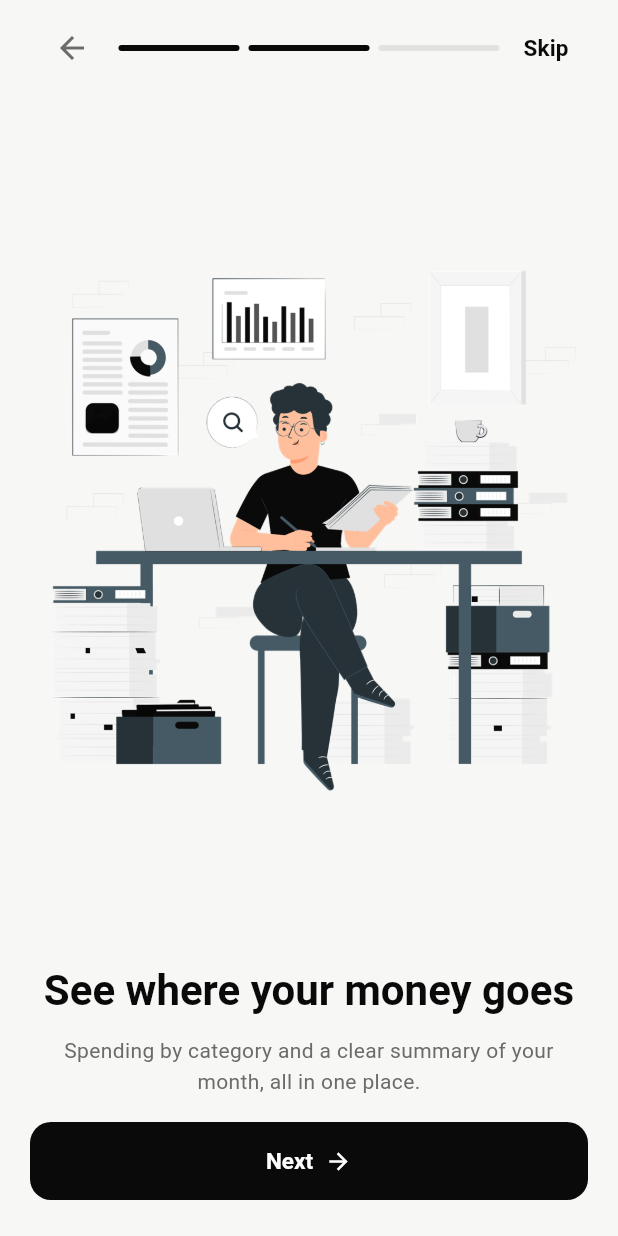
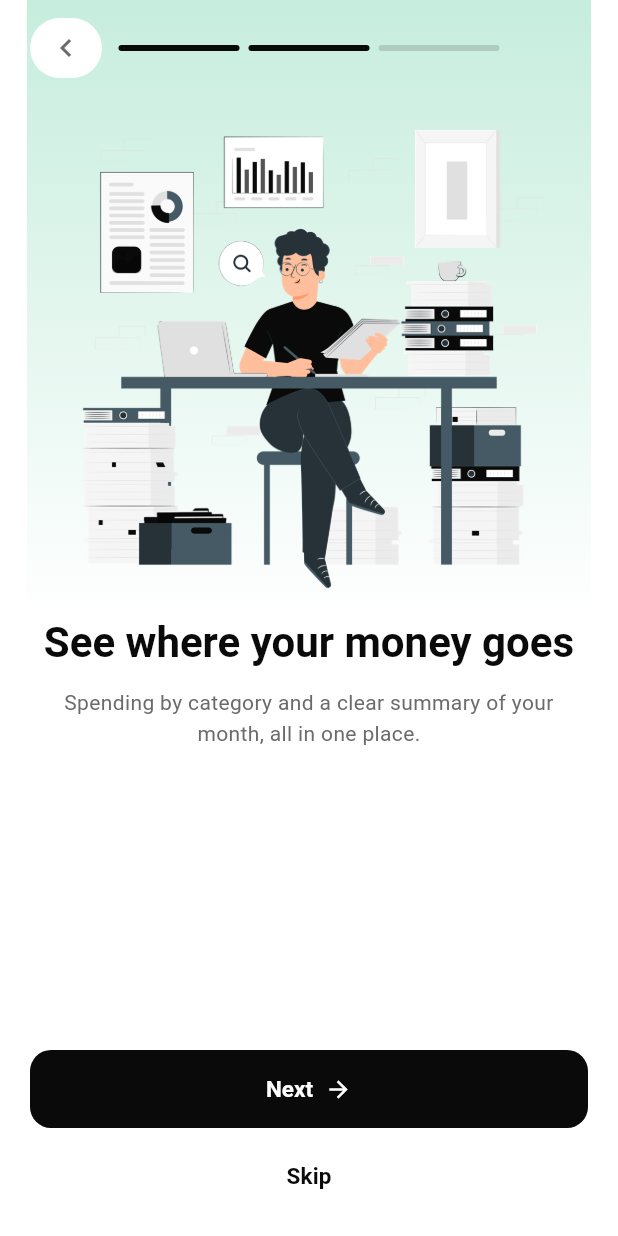
Before and after one commit to Bornmajor/smart_expense_tracker, a Flutter app: the OnboardingPage screen opened by its route, swiped to page 2, on a phone screen of 412 x 824 dp. Run offline on Flutter 3.47's test engine with Material 3 defaults, Android fonts, the phone set to English and light mode, and no system bars; our stand-ins replace drift, drift_flutter, equatable, flutter_bloc, go_router, local_auth and 1 more; accounts and stored records are empty; generated files the repository leaves out were written again.

Commit message:
feat: redesign onboarding with gradients and a 50/50 layout
- Give each onboarding slide its own gradient (peach, mint, lavender, with
  darker tints for dark mode) that fades into the page
- Split each slide evenly between the illustration and the text, growing the
  text area when it needs more room so it never runs under the buttons
- Move Skip below Next as a secondary text button
- Make the progress bar's unfilled color translucent so it reads on any tint
- Fix the welcome screen overflowing on short phones
- Add layout tests for the split, gradients, buttons and small screens

```diff
--- a/lib/features/onboarding/presentation/onboarding_slides.dart
+++ b/lib/features/onboarding/presentation/onboarding_slides.dart
@@ -1,13 +1,24 @@
+import 'package:flutter/material.dart';
+
 class OnboardingSlide {
   const OnboardingSlide({
     required this.title,
     required this.description,
     required this.image,
+    required this.lightTint,
+    required this.darkTint,
   });
 
   final String title;
   final String description;
   final String image;
+
+  /// Top color of the slide's background gradient, which fades into the page.
+  final Color lightTint;
+  final Color darkTint;
+
+  Color tint(Brightness brightness) =>
+      brightness == Brightness.dark ? darkTint : lightTint;
 }
 
 const onboardingSlides = [
@@ -17,6 +28,9 @@ const onboardingSlides = [
         'Scan a receipt and SpendWise IQ reads the vendor, date, and total. '
         'Or type it in yourself. Either way, you check it before it\'s saved.',
     image: 'assets/illustrations/onboarding_scan.png',
+    // Peach
+    lightTint: Color(0xFFFFD7BF),
+    darkTint: Color(0xFF4A3024),
   ),
   OnboardingSlide(
     title: 'See where your money goes',
@@ -24,6 +38,9 @@ const onboardingSlides = [
         'Spending by category and a clear summary of your month, '
         'all in one place.',
     image: 'assets/illustrations/onboarding_track.png',
+    // Mint
+    lightTint: Color(0xFFC6EDDD),
+    darkTint: Color(0xFF1F4137),
   ),
   OnboardingSlide(
     title: 'Private by design',
@@ -32,5 +49,8 @@ const onboardingSlides = [
         'Lock the app with your fingerprint or face, and export a monthly '
         'PDF or CSV.',
     image: 'assets/illustrations/onboarding_private.webp',
+    // Lavender
+    lightTint: Color(0xFFD9D3FA),
+    darkTint: Color(0xFF2E2B52),
   ),
 ];
--- a/lib/features/onboarding/presentation/pages/onboarding_page.dart
+++ b/lib/features/onboarding/presentation/pages/onboarding_page.dart
@@ -4,6 +4,7 @@ import 'package:go_router/go_router.dart';
 
 import '../../../../app/app_routes.dart';
 import '../../../../core/theme/app_spacing.dart';
+import '../../../../core/theme/theme_x.dart';
 import '../cubit/onboarding_cubit.dart';
 import '../cubit/onboarding_state.dart';
 import '../onboarding_slides.dart';
@@ -45,52 +46,64 @@ class _OnboardingPageState extends State<OnboardingPage> {
         final isFirst = state.page == 0;
         final isLast = state.page == onboardingSlides.length - 1;
         return Scaffold(
-          body: SafeArea(
+          backgroundColor: context.scheme.surface,
+          body: Stack(
+            children: [
+              PageView.builder(
+                controller: _controller,
+                itemCount: onboardingSlides.length,
+                onPageChanged: cubit.pageChanged,
+                itemBuilder: (_, index) =>
+                    OnboardingSlideView(slide: onboardingSlides[index]),
+              ),
+              Positioned(
+                top: 0,
+                left: 0,
+                right: 0,
+                child: SafeArea(
+                  bottom: false,
                   child: Padding(
-              padding: AppSpacing.screen,
-              child: Column(
-                children: [
-                  const Gap(AppSpacing.sm),
-                  Row(
+                    padding: AppSpacing.screen.copyWith(top: AppSpacing.sm),
+                    child: Row(
                       children: [
                         SizedBox(
-                        width: 56,
+                          width: 48,
                           child: isFirst
                               ? null
                               : IconButton(
                                   tooltip: 'Back',
                                   onPressed: _back,
-                                icon: const Icon(Icons.arrow_back),
+                                  style: IconButton.styleFrom(
+                                    backgroundColor: context.scheme.surface,
+                                  ),
+                                  icon: const Icon(Icons.chevron_left),
                                 ),
                         ),
+                        const Gap(AppSpacing.sm),
                         Expanded(
                           child: StepProgressBar(
                             count: onboardingSlides.length,
                             current: state.page,
                           ),
                         ),
-                      SizedBox(
-                        width: 56,
-                        child: isLast
-                            ? null
-                            : TextButton(
-                                onPressed: cubit.complete,
-                                child: const Text('Skip'),
+                        const Gap(AppSpacing.sm),
+                        const SizedBox(width: 48),
+                      ],
                     ),
                   ),
-                    ],
-                  ),
-                  const Gap(AppSpacing.lg),
-                  Expanded(
-                    child: PageView.builder(
-                      controller: _controller,
-                      itemCount: onboardingSlides.length,
-                      onPageChanged: cubit.pageChanged,
-                      itemBuilder: (_, index) =>
-                          OnboardingSlideView(slide: onboardingSlides[index]),
                 ),
               ),
-                  const Gap(AppSpacing.lg),
+              Positioned(
+                left: 0,
+                right: 0,
+                bottom: 0,
+                child: SafeArea(
+                  top: false,
+                  child: Padding(
+                    padding: AppSpacing.screen.copyWith(bottom: AppSpacing.lg),
+                    child: Column(
+                      mainAxisSize: MainAxisSize.min,
+                      children: [
                         FilledButton(
                           onPressed: isLast ? cubit.complete : _next,
                           child: Row(
@@ -102,10 +115,24 @@ class _OnboardingPageState extends State<OnboardingPage> {
                             ],
                           ),
                         ),
-                  const Gap(AppSpacing.xl),
+                        const Gap(AppSpacing.sm),
+                        // Keeps its height on the last slide so nothing jumps.
+                        SizedBox(
+                          height: 48,
+                          width: double.infinity,
+                          child: isLast
+                              ? null
+                              : TextButton(
+                                  onPressed: cubit.complete,
+                                  child: const Text('Skip'),
+                                ),
+                        ),
                       ],
                     ),
                   ),
+                ),
+              ),
+            ],
           ),
         );
       },
--- a/lib/features/onboarding/presentation/widgets/onboarding_slide_view.dart
+++ b/lib/features/onboarding/presentation/widgets/onboarding_slide_view.dart
@@ -4,16 +4,53 @@ import '../../../../core/theme/app_spacing.dart';
 import '../../../../core/theme/theme_x.dart';
 import '../onboarding_slides.dart';
 
+/// One onboarding page: a gradient area with the illustration on top, and the
+/// title and description below. The progress bar and buttons are drawn over it
+/// by the page, so they stay put while pages slide.
+///
+/// The text area is at least half the screen. If the text (or a large font
+/// size) needs more room, it grows and the illustration shrinks, so the text
+/// never runs under the buttons.
 class OnboardingSlideView extends StatelessWidget {
   const OnboardingSlideView({super.key, required this.slide});
 
   final OnboardingSlide slide;
 
+  /// Room kept free at the top for the back button and progress bar.
+  static const topBarSpace = 72.0;
+
+  /// Height of the Next and Skip buttons the page draws over the bottom:
+  /// 16 padding + 52 button + 8 gap + 48 skip.
+  static const buttonsAreaHeight = 124.0;
+
   @override
   Widget build(BuildContext context) {
-    return Column(
+    final surface = context.scheme.surface;
+    final tint = slide.tint(Theme.of(context).brightness);
+    final buttonsSpace =
+        buttonsAreaHeight + MediaQuery.paddingOf(context).bottom;
+
+    return LayoutBuilder(
+      builder: (context, constraints) => Column(
         children: [
           Expanded(
+            child: DecoratedBox(
+              decoration: BoxDecoration(
+                gradient: LinearGradient(
+                  begin: Alignment.topCenter,
+                  end: Alignment.bottomCenter,
+                  colors: [tint, surface],
+                ),
+              ),
+              child: SafeArea(
+                bottom: false,
+                child: Padding(
+                  padding: const EdgeInsets.fromLTRB(
+                    AppSpacing.xl,
+                    topBarSpace,
+                    AppSpacing.xl,
+                    AppSpacing.md,
+                  ),
                   child: Image.asset(
                     slide.image,
                     fit: BoxFit.contain,
@@ -21,7 +58,18 @@ class OnboardingSlideView extends StatelessWidget {
                     errorBuilder: (_, _, _) => const SizedBox.shrink(),
                   ),
                 ),
-        const Gap(AppSpacing.lg),
+              ),
+            ),
+          ),
+          ConstrainedBox(
+            constraints: BoxConstraints(minHeight: constraints.maxHeight / 2),
+            child: ColoredBox(
+              color: surface,
+              child: Padding(
+                padding: AppSpacing.screen.copyWith(bottom: buttonsSpace),
+                child: Column(
+                  mainAxisSize: MainAxisSize.min,
+                  children: [
                     Text(
                       slide.title,
                       textAlign: TextAlign.center,
@@ -34,6 +82,12 @@ class OnboardingSlideView extends StatelessWidget {
                       style: context.text.bodyMedium,
                     ),
                   ],
+                ),
+              ),
+            ),
+          ),
+        ],
+      ),
     );
   }
 }
--- a/lib/features/onboarding/presentation/widgets/step_progress_bar.dart
+++ b/lib/features/onboarding/presentation/widgets/step_progress_bar.dart
@@ -3,6 +3,7 @@ import 'package:flutter/material.dart';
 import '../../../../core/theme/theme_x.dart';
 
 /// Segmented progress bar: segments up to and including [current] are filled.
+/// The unfilled color is translucent so it reads on any background tint.
 class StepProgressBar extends StatelessWidget {
   const StepProgressBar({
     super.key,
@@ -15,6 +16,8 @@ class StepProgressBar extends StatelessWidget {
 
   @override
   Widget build(BuildContext context) {
+    final filled = context.scheme.primary;
+    final empty = context.scheme.onSurface.withValues(alpha: 0.15);
     return Semantics(
       label: 'Step ${current + 1} of $count',
       child: ExcludeSemantics(
@@ -28,9 +31,7 @@ class StepProgressBar extends StatelessWidget {
                     duration: const Duration(milliseconds: 250),
                     height: 4,
                     decoration: BoxDecoration(
-                      color: i <= current
-                          ? context.scheme.primary
-                          : context.scheme.outline,
+                      color: i <= current ? filled : empty,
                       borderRadius: BorderRadius.circular(2),
                     ),
                   ),
```
Also changed, not shown: lib/features/onboarding/presentation/pages/welcome_page.dart (+6 -6 lines), 3 other files. Lines whose indentation alone changed are shown as unchanged.
